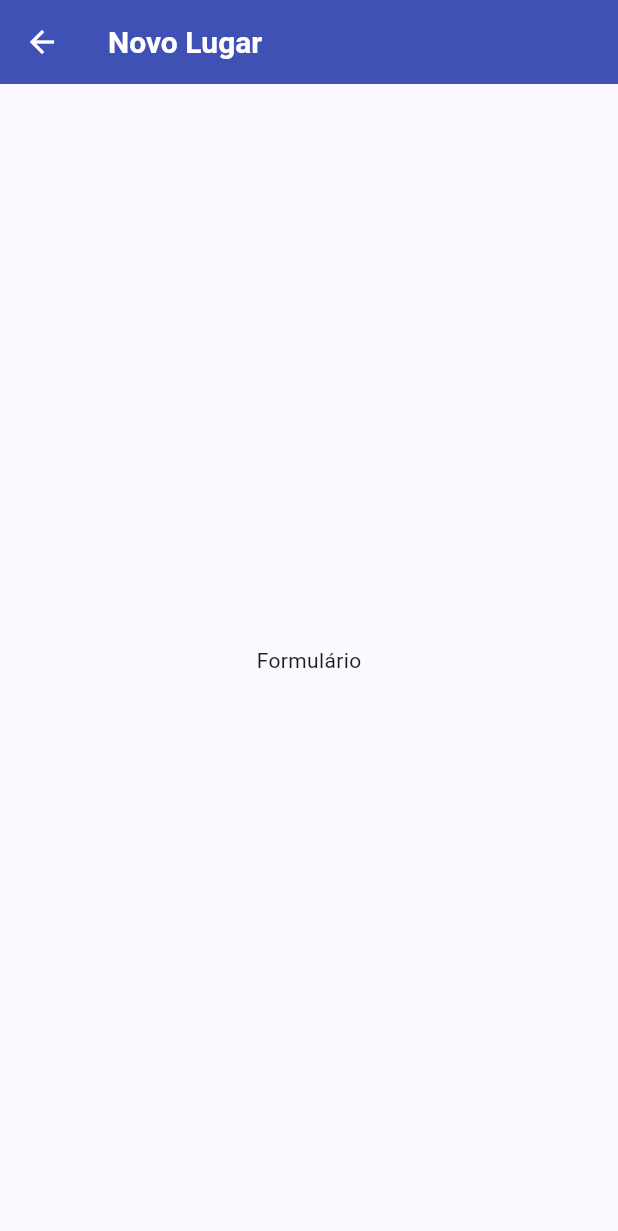
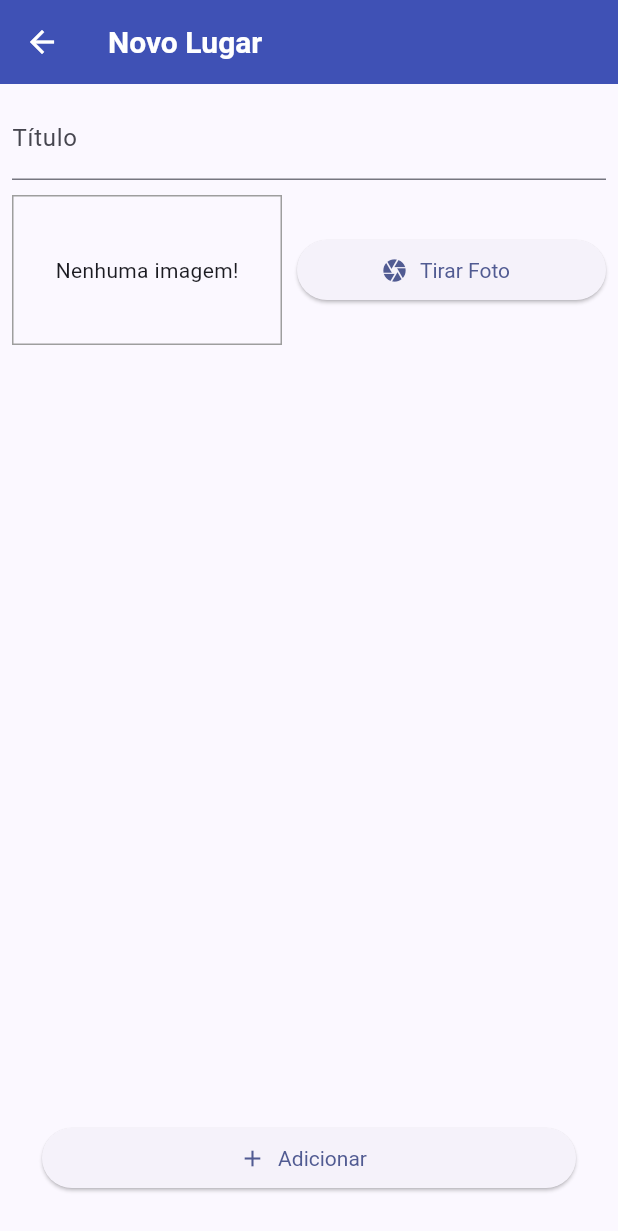
Before and after one commit to f3lipems/my-places, a Flutter app: the PlaceFormScreen screen opened by its route, on a phone screen of 412 x 824 dp. Shown: the top 1231 px of the screen. Run offline on Flutter 3.47's test engine with Material 3 defaults, Android fonts, the phone set to English and light mode, and no system bars.

Commit message:
add place form screen

```diff
--- a/lib/screens/place_form_screen.dart
+++ b/lib/screens/place_form_screen.dart
@@ -1,4 +1,5 @@
 import 'package:flutter/material.dart';
+import 'package:my_places/widgets/image_input.dart';
 
 class PlaceFormScreen extends StatefulWidget {
   const PlaceFormScreen({super.key});
@@ -14,8 +15,41 @@ class _PlaceFormScreenState extends State<PlaceFormScreen> {
       appBar: AppBar(
         title: Text('Novo Lugar'),
       ),
-      body: Center(
-        child: Text('Formulário'),
+      body: Padding(
+        padding: const EdgeInsets.all(8.0),
+        child: Column(
+          crossAxisAlignment: CrossAxisAlignment.stretch,
+          children: [
+            Expanded(
+              child: SingleChildScrollView(
+                child: Column(
+                  spacing: 10,
+                  children: <Widget>[
+                    TextFormField(
+                      decoration: InputDecoration(
+                        labelText: 'Título',
+                      ),
+                    ),
+                    ImageInput()
+                  ],
+                ),
+              ),
+            ),
+            Padding(
+              padding: const EdgeInsets.all(20),
+              child: ElevatedButton.icon(
+                icon: const Icon(Icons.add),
+                label: const Text('Adicionar'),
+                style: ElevatedButton.styleFrom(
+                  textStyle: TextStyle(
+                    color: Theme.of(context).secondaryHeaderColor,
+                  ),
+                ),
+                onPressed: () {},
+              ),
+            ),
+          ],
+        ),
       ),
     );
   }
--- /dev/null
+++ b/lib/widgets/image_input.dart
@@ -0,0 +1,43 @@
+import 'package:flutter/material.dart';
+
+class ImageInput extends StatefulWidget {
+  const ImageInput({super.key});
+
+  @override
+  State<ImageInput> createState() => _ImageInputState();
+}
+
+class _ImageInputState extends State<ImageInput> {
+  @override
+  Widget build(BuildContext context) {
+    return Row(
+      spacing: 10,
+      children: [
+        Container(
+          width: 180,
+          height: 100,
+          decoration: BoxDecoration(
+            border: Border.all(
+              width: 1,
+              color: Colors.grey,
+            ),
+          ),
+          alignment: Alignment.center,
+          child: const Text('Nenhuma imagem!'),
+        ),
+        Expanded(
+          child: ElevatedButton.icon(
+            icon: const Icon(Icons.camera),
+            label: const Text('Tirar Foto'),
+            style: ElevatedButton.styleFrom(
+              textStyle: TextStyle(
+                color: Theme.of(context).primaryColor,
+              ),
+            ),
+            onPressed: () {},
+          ),
+        ),
+      ],
+    );
+  }
+}
```
